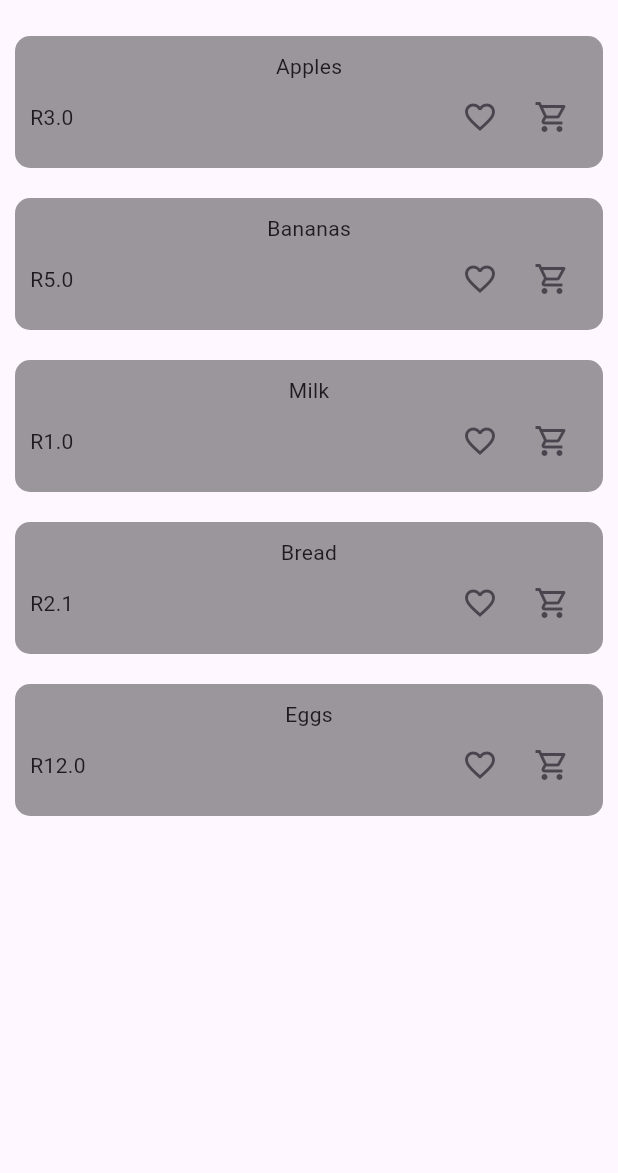
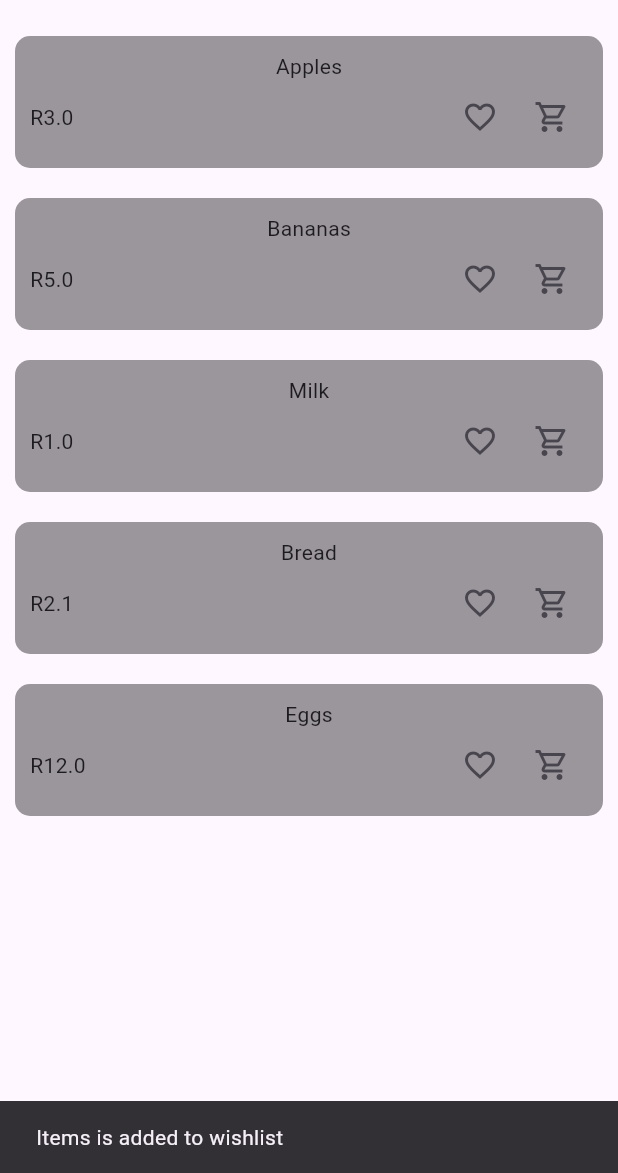
Before and after one commit to Joesta/flutter_bloc, a Flutter app: the screen it shows after launch, after a tap on the "favorite outline" icon, on a phone screen of 412 x 824 dp, the part 63-1236 px from its top. Run offline on Flutter 3.47's test engine with Material 3 defaults, Android fonts, the phone set to English and light mode, and no system bars; our stand-ins replace bloc, flutter_bloc.

Commit message:
Add changes in home_bloc and added datasources to simulate data from cloud

```diff
--- /dev/null
+++ b/lib/data/cart_items.dart
@@ -0,0 +1,4 @@
+
+import '../feature/home/model/product_data_model.dart';
+
+List<ProductDataModel> cartItems = [];
--- /dev/null
+++ b/lib/data/wishlist_items.dart
@@ -0,0 +1,5 @@
+
+
+import '../feature/home/model/product_data_model.dart';
+
+List<ProductDataModel> wishListItems = [];
--- a/lib/feature/home/bloc/home_bloc.dart
+++ b/lib/feature/home/bloc/home_bloc.dart
@@ -1,7 +1,9 @@
 import 'dart:async';
 
 import 'package:bloc/bloc.dart';
+import 'package:bloc_tut/data/cart_items.dart';
 import 'package:bloc_tut/data/grocery_data.dart';
+import 'package:bloc_tut/data/wishlist_items.dart';
 import 'package:flutter/cupertino.dart';
 import '../model/product_data_model.dart';
 
@@ -55,11 +57,15 @@ class HomeBloc extends Bloc<HomeEvent, HomeState> {
 
   FutureOr<void> homeProductWishListButtonClickedEvent(
       HomeProductWishListButtonClickedEvent event, Emitter<HomeState> emit) {
+    wishListItems.add(event.clickedProduct);
+    emit(HomeProductWishListItemAddedActionState());
     debugPrint('homeProduct wishList button fired');
   }
 
   FutureOr<void> homeProductCartButtonClickedEvent(
       HomeProductCartButtonClickedEvent event, Emitter<HomeState> emit) {
+    cartItems.add(event.clickedProduct);
+    emit(HomeProductCartItemAddedActionState());
     debugPrint('homeProduct cart button fired');
   }
 }
--- a/lib/feature/home/bloc/home_event.dart
+++ b/lib/feature/home/bloc/home_event.dart
@@ -5,9 +5,17 @@ sealed class HomeEvent {}
 
 class HomeInitialEvent extends HomeEvent {}
 
-class HomeProductWishListButtonClickedEvent extends HomeEvent {}
+class HomeProductWishListButtonClickedEvent extends HomeEvent {
+  final ProductDataModel clickedProduct;
 
-class HomeProductCartButtonClickedEvent extends HomeEvent {}
+  HomeProductWishListButtonClickedEvent({required this.clickedProduct});
+}
+
+class HomeProductCartButtonClickedEvent extends HomeEvent {
+  final ProductDataModel clickedProduct;
+
+  HomeProductCartButtonClickedEvent({required this.clickedProduct});
+}
 
 class HomeWishListButtonNavigateEvent extends HomeEvent {}
 
--- a/lib/feature/home/bloc/home_state.dart
+++ b/lib/feature/home/bloc/home_state.dart
@@ -23,3 +23,7 @@ class HomeErrorState extends HomeState {}
 class HomeNavigationToWishListPageActionState extends HomeActionState {}
 
 class HomeNavigationToCartPageActionState extends HomeActionState {}
+
+class HomeProductCartItemAddedActionState extends HomeActionState {}
+
+class HomeProductWishListItemAddedActionState extends HomeActionState {}
--- a/lib/feature/home/ui/home.dart
+++ b/lib/feature/home/ui/home.dart
@@ -15,19 +15,19 @@ class Home extends StatefulWidget {
 }
 
 class _HomeState extends State<Home> {
-  final HomeBloc homeBloc = HomeBloc();
+  final HomeBloc _homeBloc = HomeBloc();
 
   // first, make sure to add the initial event to subsequently handle other states. This will be handled by the framework state management.f
   @override
   void initState() {
-    homeBloc.add(HomeInitialEvent());
+    _homeBloc.add(HomeInitialEvent());
     super.initState();
   }
 
   @override
   Widget build(BuildContext context) {
     return BlocConsumer<HomeBloc, HomeState>(
-      bloc: homeBloc,
+      bloc: _homeBloc,
       listenWhen: (previous, current) => current is HomeActionState,
       buildWhen: (previous, current) => current is! HomeActionState,
       listener: (context, state) {
@@ -38,13 +38,17 @@ class _HomeState extends State<Home> {
               builder: (context) => const WishListPage(),
             ),
           );
-        } else {
+        } else if (state is HomeNavigationToCartPageActionState) {
           Navigator.push(
             context,
             MaterialPageRoute(
               builder: (context) => const CartPage(),
             ),
           );
+        } else if (state is HomeProductWishListItemAddedActionState) {
+          _showSnackBar(context, "Items is added to wishlist");
+        } else if (state is HomeProductCartItemAddedActionState) {
+          _showSnackBar(context, "Items is added to cart");
         }
       },
       builder: (context, state) {
@@ -71,6 +75,14 @@ class _HomeState extends State<Home> {
     );
   }
 
+  void _showSnackBar(BuildContext context, String message) {
+    ScaffoldMessenger.of(context).showSnackBar(
+      SnackBar(
+        content: Text(message),
+      ),
+    );
+  }
+
   Widget _showLoadingIndicator() {
     return const Scaffold(
         body: Center(
@@ -87,13 +99,13 @@ class _HomeState extends State<Home> {
           actions: [
             IconButton(
               onPressed: () {
-                  homeBloc.add(HomeWishListButtonNavigateEvent());
+                _homeBloc.add(HomeWishListButtonNavigateEvent());
               },
               icon: const Icon(Icons.favorite_border_outlined),
             ),
             IconButton(
               onPressed: () {
-                  homeBloc.add(HomeCartButtonNavigateEvent());
+                _homeBloc.add(HomeCartButtonNavigateEvent());
               },
               icon: const Icon(Icons.shopping_cart_outlined),
             ),
@@ -103,9 +115,11 @@ class _HomeState extends State<Home> {
           itemCount: successSate.productDataModel.length,
           itemBuilder: (context, index) {
             return ProductTileWidget(
+                homeBloc: _homeBloc,
                 productDataModel: successSate.productDataModel[index]);
           },
-          )),
+        ),
+      ),
     );
   }
 }
--- a/lib/feature/home/ui/product_tile_widget.dart
+++ b/lib/feature/home/ui/product_tile_widget.dart
@@ -1,22 +1,25 @@
-
+import 'package:bloc_tut/feature/home/bloc/home_bloc.dart';
 import 'package:bloc_tut/feature/home/model/product_data_model.dart';
 import 'package:flutter/cupertino.dart';
 import 'package:flutter/material.dart';
 
 class ProductTileWidget extends StatelessWidget {
   final ProductDataModel productDataModel;
-  const ProductTileWidget({super.key, required this.productDataModel});
+  final HomeBloc homeBloc;
+
+  const ProductTileWidget(
+      {super.key, required this.productDataModel, required this.homeBloc});
 
   @override
   Widget build(BuildContext context) {
     return Container(
       margin: const EdgeInsets.all(10),
       padding: const EdgeInsets.all(10),
-      decoration: BoxDecoration (
+      decoration: BoxDecoration(
         color: Colors.black.withAlpha(100),
         borderRadius: BorderRadius.circular(10),
       ),
-      child: Column (
+      child: Column(
         children: [
           Text(productDataModel.productName),
           Row(
@@ -27,13 +30,19 @@ class ProductTileWidget extends StatelessWidget {
                 children: [
                   IconButton(
                     onPressed: () {
-                      //homeBloc.add(HomeWishListButtonNavigateEvent());
+                      homeBloc.add(
+                        HomeProductWishListButtonClickedEvent(
+                            clickedProduct: productDataModel),
+                      );
                     },
                     icon: const Icon(Icons.favorite_border_outlined),
                   ),
                   IconButton(
                     onPressed: () {
-                     // homeBloc.add(HomeCartButtonNavigateEvent());
+                      homeBloc.add(
+                        HomeProductCartButtonClickedEvent(
+                            clickedProduct: productDataModel),
+                      );
                     },
                     icon: const Icon(Icons.shopping_cart_outlined),
                   ),
```
Lines whose indentation alone changed are shown as unchanged.
